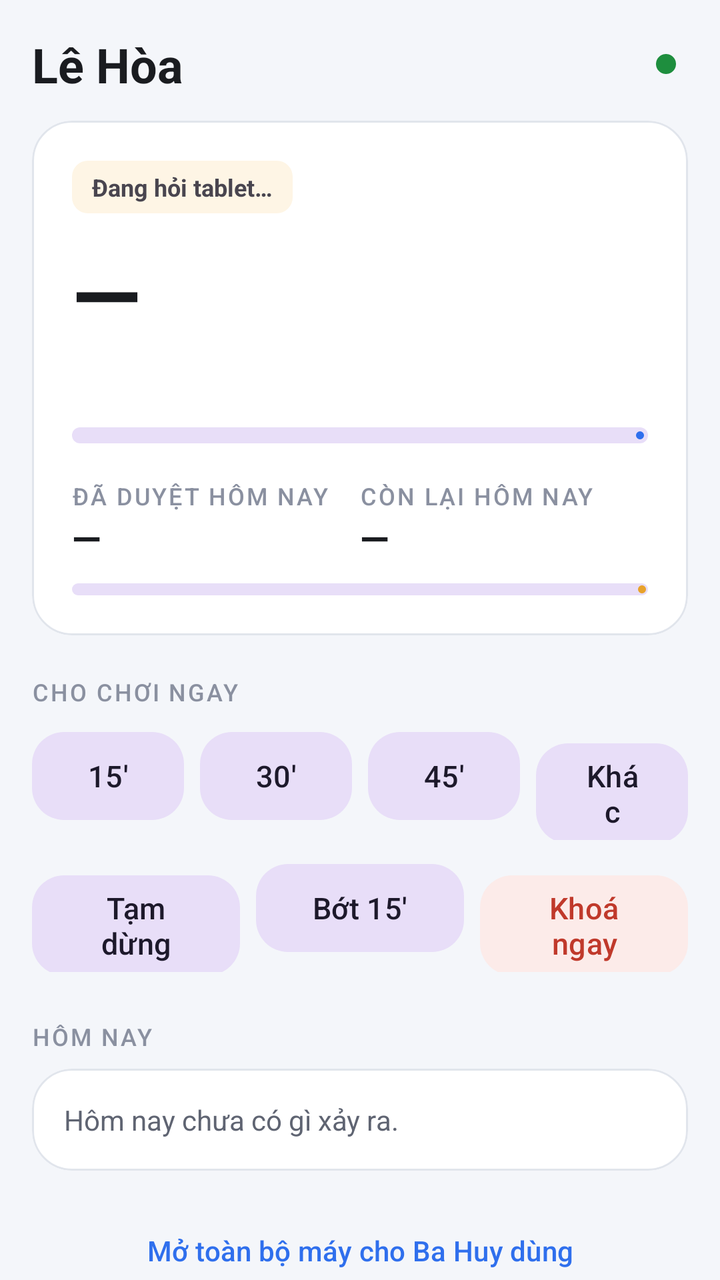
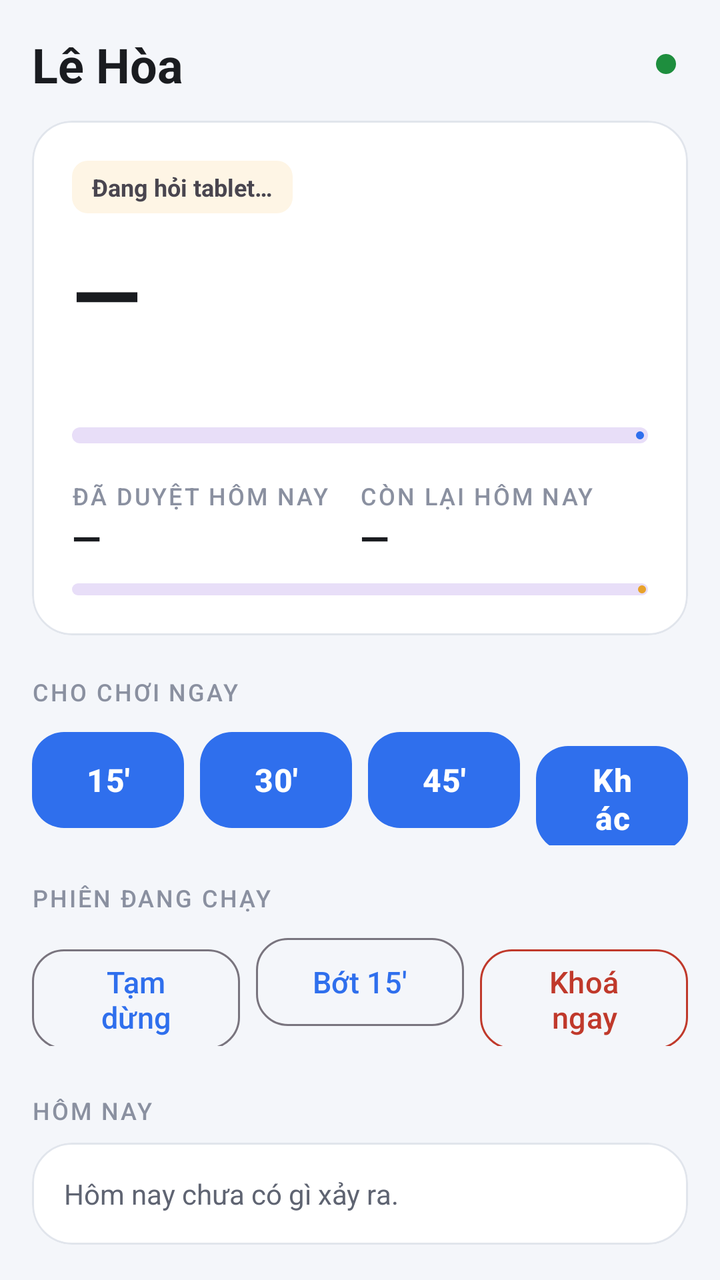

Compare the two renders of this Android layout. The source of the first and the diff that turns it into the second are given below.
<!-- AndroidManifest.xml: application theme Theme.BangDieuKhien -->
<!-- res/layout/fragment_bang.xml -->
<?xml version="1.0" encoding="utf-8"?>
<ScrollView xmlns:android="http://schemas.android.com/apk/res/android"
    xmlns:app="http://schemas.android.com/apk/res-auto"
    android:layout_width="match_parent"
    android:layout_height="match_parent"
    android:fillViewport="true"
    android:scrollbars="none">

    <LinearLayout
        android:layout_width="match_parent"
        android:layout_height="wrap_content"
        android:orientation="vertical"
        android:padding="16dp">

        
        <LinearLayout
            android:layout_width="match_parent"
            android:layout_height="wrap_content"
            android:orientation="horizontal"
            android:gravity="center_vertical"
            android:paddingBottom="12dp">

            <TextView
                android:id="@+id/tenCon"
                android:layout_width="0dp"
                android:layout_height="wrap_content"
                android:layout_weight="1"
                android:text="@string/child_name"
                android:textAppearance="@style/TextAppearance.Material3.HeadlineSmall"
                android:textColor="@color/ink"
                android:textStyle="bold" />

            <View
                android:id="@+id/chamSong"
                android:layout_width="10dp"
                android:layout_height="10dp"
                android:layout_marginEnd="6dp"
                android:background="@drawable/cham" />

            <TextView
                android:id="@+id/pinMay"
                android:layout_width="wrap_content"
                android:layout_height="wrap_content"
                android:textColor="@color/ink_soft"
                android:textSize="13sp" />
        </LinearLayout>

        
        <com.google.android.material.card.MaterialCardView
            android:id="@+id/theCanhBao"
            style="@style/The"
            android:layout_width="match_parent"
            android:layout_height="wrap_content"
            android:layout_marginBottom="12dp"
            android:visibility="gone"
            app:cardBackgroundColor="@color/alert_soft"
            app:strokeColor="@color/alert">

            <TextView
                android:id="@+id/chuCanhBao"
                android:layout_width="match_parent"
                android:layout_height="wrap_content"
                android:padding="16dp"
                android:textColor="@color/alert"
                android:textSize="14sp"
                android:lineSpacingExtra="3dp" />
        </com.google.android.material.card.MaterialCardView>

        
        <com.google.android.material.card.MaterialCardView
            style="@style/The"
            android:layout_width="match_parent"
            android:layout_height="wrap_content">

            <LinearLayout
                android:layout_width="match_parent"
                android:layout_height="wrap_content"
                android:orientation="vertical"
                android:padding="20dp">

                <TextView
                    android:id="@+id/nhanTrangThai"
                    android:layout_width="wrap_content"
                    android:layout_height="wrap_content"
                    android:background="@drawable/vien_nhan"
                    android:paddingHorizontal="10dp"
                    android:paddingVertical="5dp"
                    android:textSize="12sp"
                    android:textStyle="bold"
                    android:text="@string/bang_dang_hoi" />

                <TextView
                    android:id="@+id/dongHo"
                    style="@style/Chu.So"
                    android:layout_width="wrap_content"
                    android:layout_height="wrap_content"
                    android:layout_marginTop="10dp"
                    android:text="@string/bang_gach" />

                <TextView
                    android:id="@+id/duoiDongHo"
                    android:layout_width="match_parent"
                    android:layout_height="wrap_content"
                    android:layout_marginTop="2dp"
                    android:textColor="@color/ink_soft"
                    android:textSize="14sp" />

                <com.google.android.material.progressindicator.LinearProgressIndicator
                    android:id="@+id/thanhPhien"
                    android:layout_width="match_parent"
                    android:layout_height="wrap_content"
                    android:layout_marginTop="16dp"
                    app:trackCornerRadius="4dp"
                    app:trackThickness="8dp" />

                
                <LinearLayout
                    android:layout_width="match_parent"
                    android:layout_height="wrap_content"
                    android:layout_marginTop="18dp"
                    android:orientation="horizontal">

                    <LinearLayout
                        android:layout_width="0dp"
                        android:layout_height="wrap_content"
                        android:layout_weight="1"
                        android:orientation="vertical">

                        <TextView
                            style="@style/Chu.Tieu"
                            android:layout_width="wrap_content"
                            android:layout_height="wrap_content"
                            android:text="Đã duyệt hôm nay" />

                        <TextView
                            android:id="@+id/daDuyet"
                            android:layout_width="wrap_content"
                            android:layout_height="wrap_content"
                            android:textColor="@color/ink"
                            android:textSize="19sp"
                            android:textStyle="bold"
                            android:text="@string/bang_gach" />
                    </LinearLayout>

                    <LinearLayout
                        android:layout_width="0dp"
                        android:layout_height="wrap_content"
                        android:layout_weight="1"
                        android:orientation="vertical">

                        <TextView
                            style="@style/Chu.Tieu"
                            android:layout_width="wrap_content"
                            android:layout_height="wrap_content"
                            android:text="Còn lại hôm nay" />

                        <TextView
                            android:id="@+id/conLaiNgay"
                            android:layout_width="wrap_content"
                            android:layout_height="wrap_content"
                            android:textColor="@color/ink"
                            android:textSize="19sp"
                            android:textStyle="bold"
                            android:text="@string/bang_gach" />
                    </LinearLayout>
                </LinearLayout>

                <com.google.android.material.progressindicator.LinearProgressIndicator
                    android:id="@+id/thanhNgay"
                    android:layout_width="match_parent"
                    android:layout_height="wrap_content"
                    android:layout_marginTop="10dp"
                    app:indicatorColor="@color/wait"
                    app:trackCornerRadius="3dp"
                    app:trackThickness="6dp" />
            </LinearLayout>
        </com.google.android.material.card.MaterialCardView>

        
        <com.google.android.material.card.MaterialCardView
            android:id="@+id/theBaiCho"
            style="@style/The"
            android:layout_width="match_parent"
            android:layout_height="wrap_content"
            android:layout_marginTop="12dp"
            android:clickable="true"
            android:focusable="true"
            android:visibility="gone"
            app:cardBackgroundColor="@color/wait_soft"
            app:strokeColor="@color/wait">

            <TextView
                android:id="@+id/chuBaiCho"
                android:layout_width="match_parent"
                android:layout_height="wrap_content"
                android:drawablePadding="12dp"
                android:padding="16dp"
                android:textColor="#7A5200"
                android:textSize="15sp"
                android:textStyle="bold" />
        </com.google.android.material.card.MaterialCardView>

        
        <com.google.android.material.card.MaterialCardView
            android:id="@+id/theViecKet"
            style="@style/The"
            android:layout_width="match_parent"
            android:layout_height="wrap_content"
            android:layout_marginTop="12dp"
            android:clickable="true"
            android:focusable="true"
            android:visibility="gone"
            app:cardBackgroundColor="@color/alert_soft"
            app:strokeColor="@color/alert">

            <TextView
                android:id="@+id/chuViecKet"
                android:layout_width="match_parent"
                android:layout_height="wrap_content"
                android:lineSpacingExtra="3dp"
                android:padding="16dp"
                android:textColor="@color/alert"
                android:textSize="14sp" />
        </com.google.android.material.card.MaterialCardView>

        
        <TextView
            style="@style/Chu.Tieu"
            android:layout_width="wrap_content"
            android:layout_height="wrap_content"
            android:layout_marginTop="20dp"
            android:layout_marginBottom="8dp"
            android:text="Cho chơi ngay" />

        <LinearLayout
            android:layout_width="match_parent"
            android:layout_height="wrap_content"
            android:orientation="horizontal">

            <com.google.android.material.button.MaterialButton
                android:id="@+id/cho15"
                style="@style/Nut.Nhanh"
                android:layout_width="0dp"
                android:layout_height="wrap_content"
                android:layout_marginEnd="8dp"
                android:layout_weight="1"
                android:text="15'" />

            <com.google.android.material.button.MaterialButton
                android:id="@+id/cho30"
                style="@style/Nut.Nhanh"
                android:layout_width="0dp"
                android:layout_height="wrap_content"
                android:layout_marginEnd="8dp"
                android:layout_weight="1"
                android:text="30'" />

            <com.google.android.material.button.MaterialButton
                android:id="@+id/cho45"
                style="@style/Nut.Nhanh"
                android:layout_width="0dp"
                android:layout_height="wrap_content"
                android:layout_marginEnd="8dp"
                android:layout_weight="1"
                android:text="45'" />

            <com.google.android.material.button.MaterialButton
                android:id="@+id/choKhac"
                style="@style/Nut.Nhanh"
                android:layout_width="0dp"
                android:layout_height="wrap_content"
                android:layout_weight="1"
                android:text="Khác" />
        </LinearLayout>

        <LinearLayout
            android:layout_width="match_parent"
            android:layout_height="wrap_content"
            android:layout_marginTop="8dp"
            android:orientation="horizontal">

            <com.google.android.material.button.MaterialButton
                android:id="@+id/nutDung"
                style="@style/Nut.Nhanh"
                android:layout_width="0dp"
                android:layout_height="wrap_content"
                android:layout_marginEnd="8dp"
                android:layout_weight="1"
                android:text="Tạm dừng" />

            <com.google.android.material.button.MaterialButton
                android:id="@+id/nutBot"
                style="@style/Nut.Nhanh"
                android:layout_width="0dp"
                android:layout_height="wrap_content"
                android:layout_marginEnd="8dp"
                android:layout_weight="1"
                android:text="Bớt 15'" />

            <com.google.android.material.button.MaterialButton
                android:id="@+id/nutKhoa"
                style="@style/Nut.Nhanh"
                android:layout_width="0dp"
                android:layout_height="wrap_content"
                android:layout_weight="1"
                android:text="Khoá ngay"
                app:backgroundTint="@color/alert_soft"
                android:textColor="@color/alert" />
        </LinearLayout>

        
        <TextView
            android:id="@+id/chuGui"
            android:layout_width="match_parent"
            android:layout_height="wrap_content"
            android:layout_marginTop="10dp"
            android:lineSpacingExtra="2dp"
            android:textSize="14sp"
            android:visibility="gone" />

        
        <TextView
            style="@style/Chu.Tieu"
            android:layout_width="wrap_content"
            android:layout_height="wrap_content"
            android:layout_marginTop="24dp"
            android:layout_marginBottom="8dp"
            android:text="@string/bang_nhat_ky" />

        <com.google.android.material.card.MaterialCardView
            style="@style/The"
            android:layout_width="match_parent"
            android:layout_height="wrap_content">

            <TextView
                android:id="@+id/nhatKy"
                android:layout_width="match_parent"
                android:layout_height="wrap_content"
                android:lineSpacingExtra="6dp"
                android:padding="16dp"
                android:textColor="@color/ink_soft"
                android:textSize="14sp"
                android:text="@string/bang_chua_co_gi" />
        </com.google.android.material.card.MaterialCardView>

        
        <com.google.android.material.button.MaterialButton
            android:id="@+id/nutMoMay"
            style="@style/Widget.Material3.Button.TextButton"
            android:layout_width="match_parent"
            android:layout_height="wrap_content"
            android:layout_marginTop="16dp"
            android:layout_marginBottom="8dp"
            android:text="Mở toàn bộ máy cho Ba Huy dùng" />
    </LinearLayout>
</ScrollView>
<!-- resources referenced by this layout -->
<resources>
  <color name="alert">#C0392B</color>
  <color name="alert_soft">#FCEBE9</color>
  <color name="ink">#1A1C20</color>
  <color name="ink_soft">#5F6472</color>
  <color name="wait">#E8A22B</color>
  <color name="wait_soft">#FEF5E5</color>
  <!-- drawable cham (drawable) -->
  <shape xmlns:android="http://schemas.android.com/apk/res/android" android:shape="oval">
      <solid android:color="@color/ok" />
      <size android:width="10dp" android:height="10dp" />
  </shape>
  <!-- drawable vien_nhan (drawable) -->
  <shape xmlns:android="http://schemas.android.com/apk/res/android" android:shape="rectangle">
      <solid android:color="@color/wait_soft" />
      <corners android:radius="8dp" />
  </shape>
  <string name="bang_chua_co_gi">Hôm nay chưa có gì xảy ra.</string>
  <string name="bang_dang_hoi">Đang hỏi tablet…</string>
  <string name="bang_gach">—</string>
  <string name="bang_nhat_ky">Hôm nay</string>
  <string name="child_name">Lê Hòa</string>
  <style name="Chu.So" parent="TextAppearance.Material3.DisplayMedium">
          <item name="android:textColor">@color/ink</item>
          <item name="android:textStyle">bold</item>
          
          <item name="android:fontFeatureSettings">tnum</item>
      </style>
  <style name="Chu.Tieu" parent="TextAppearance.Material3.LabelLarge">
          <item name="android:textColor">@color/ink_mo</item>
          <item name="android:textSize">12sp</item>
          <item name="android:letterSpacing">0.08</item>
          <item name="android:textAllCaps">true</item>
      </style>
  <style name="Nut.Nhanh" parent="Widget.Material3.Button.TonalButton">
          <item name="android:textSize">15sp</item>
          <item name="android:minHeight">52dp</item>
          <item name="cornerRadius">16dp</item>
      </style>
  <style name="The" parent="Widget.Material3.CardView.Elevated">
          
          <item name="cardBackgroundColor">@color/surface</item>
          <item name="cardCornerRadius">20dp</item>
          <item name="cardElevation">0dp</item>
          <item name="strokeWidth">1dp</item>
          <item name="strokeColor">@color/line</item>
      </style>
  <style name="Theme.BangDieuKhien" parent="Theme.Material3.Light.NoActionBar">
          <item name="colorPrimary">@color/brand</item>
          <item name="colorOnPrimary">#FFFFFF</item>
          <item name="colorPrimaryContainer">@color/brand_soft</item>
          <item name="colorOnPrimaryContainer">@color/brand_dark</item>
          <item name="android:colorBackground">@color/canvas</item>
          <item name="colorSurface">@color/surface</item>
          <item name="colorOnSurface">@color/ink</item>
          <item name="colorSurfaceContainer">@color/surface</item>
          <item name="android:statusBarColor">@color/canvas</item>
          <item name="android:navigationBarColor">@color/surface</item>
          <item name="android:windowLightStatusBar">true</item>
          <item name="android:windowLightNavigationBar">true</item>
      </style>
  <color name="ok">#1E8E3E</color>
  <color name="ink_mo">#8A90A0</color>
  <color name="surface">#FFFFFF</color>
  <color name="line">#E1E5EC</color>
  <color name="brand">#2F6FED</color>
  <color name="brand_soft">#E8F0FE</color>
  <color name="brand_dark">#1B4FC0</color>
  <color name="canvas">#F4F6FA</color>
</resources>

<!-- the commit's change to res/layout/fragment_bang.xml (unified diff, before → after) -->
@@ -88,6 +88,16 @@
                     android:textSize="12sp"
                     android:textStyle="bold"
                     android:text="@string/bang_dang_hoi" />
+
+                
+                <TextView
+                    android:id="@+id/dangMo"
+                    android:layout_width="match_parent"
+                    android:layout_height="wrap_content"
+                    android:layout_marginTop="8dp"
+                    android:textColor="@color/ink"
+                    android:textSize="14sp"
+                    android:visibility="gone" />
 
                 <TextView
                     android:id="@+id/dongHo"
@@ -273,15 +283,22 @@
                 android:text="Khác" />
         </LinearLayout>
 
+        <TextView
+            style="@style/Chu.Tieu"
+            android:layout_width="wrap_content"
+            android:layout_height="wrap_content"
+            android:layout_marginTop="18dp"
+            android:layout_marginBottom="8dp"
+            android:text="Phiên đang chạy" />
+
         <LinearLayout
             android:layout_width="match_parent"
             android:layout_height="wrap_content"
-            android:layout_marginTop="8dp"
             android:orientation="horizontal">
 
             <com.google.android.material.button.MaterialButton
                 android:id="@+id/nutDung"
-                style="@style/Nut.Nhanh"
+                style="@style/Nut.Phien"
                 android:layout_width="0dp"
                 android:layout_height="wrap_content"
                 android:layout_marginEnd="8dp"
@@ -290,7 +307,7 @@
 
             <com.google.android.material.button.MaterialButton
                 android:id="@+id/nutBot"
-                style="@style/Nut.Nhanh"
+                style="@style/Nut.Phien"
                 android:layout_width="0dp"
                 android:layout_height="wrap_content"
                 android:layout_marginEnd="8dp"
@@ -299,13 +316,13 @@
 
             <com.google.android.material.button.MaterialButton
                 android:id="@+id/nutKhoa"
-                style="@style/Nut.Nhanh"
+                style="@style/Nut.Phien"
                 android:layout_width="0dp"
                 android:layout_height="wrap_content"
                 android:layout_weight="1"
                 android:text="Khoá ngay"
-                app:backgroundTint="@color/alert_soft"
-                android:textColor="@color/alert" />
+                android:textColor="@color/alert"
+                app:strokeColor="@color/alert" />
         </LinearLayout>
 
         
<!-- resource entries referenced after the edit -->
@@ -33,7 +33,13 @@
           <item name="android:letterSpacing">0.08</item>
           <item name="android:textAllCaps">true</item>
       </style>
-  <style name="Nut.Nhanh" parent="Widget.Material3.Button.TonalButton">
+  <style name="Nut.Nhanh" parent="Widget.Material3.Button">
+          <item name="android:textSize">16sp</item>
+          <item name="android:textStyle">bold</item>
+          <item name="android:minHeight">56dp</item>
+          <item name="cornerRadius">16dp</item>
+      </style>
+  <style name="Nut.Phien" parent="Widget.Material3.Button.OutlinedButton">
           <item name="android:textSize">15sp</item>
           <item name="android:minHeight">52dp</item>
           <item name="cornerRadius">16dp</item>
